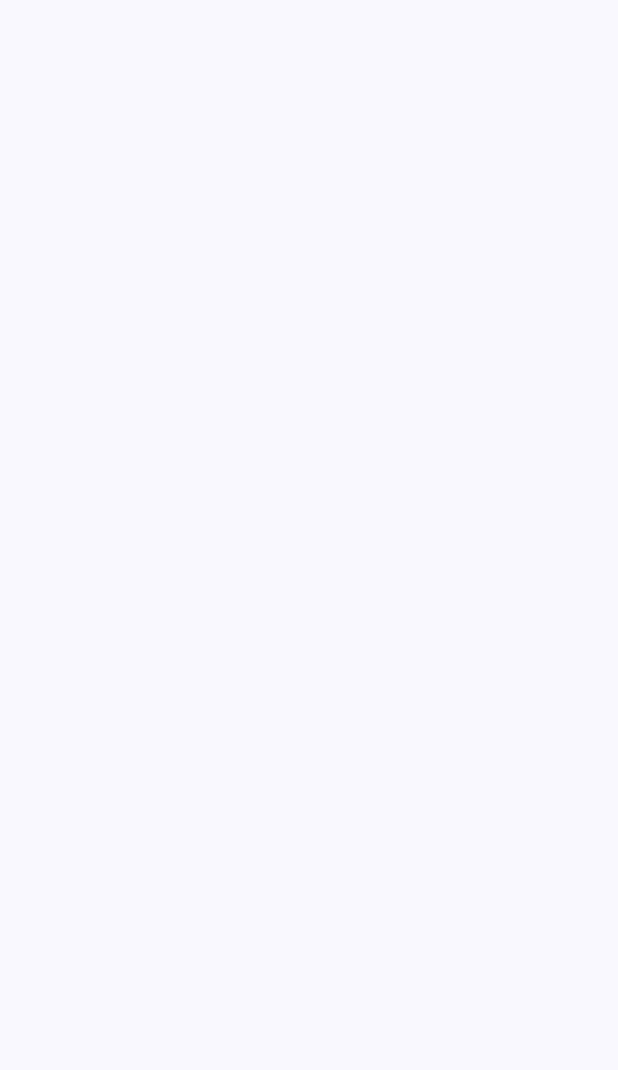
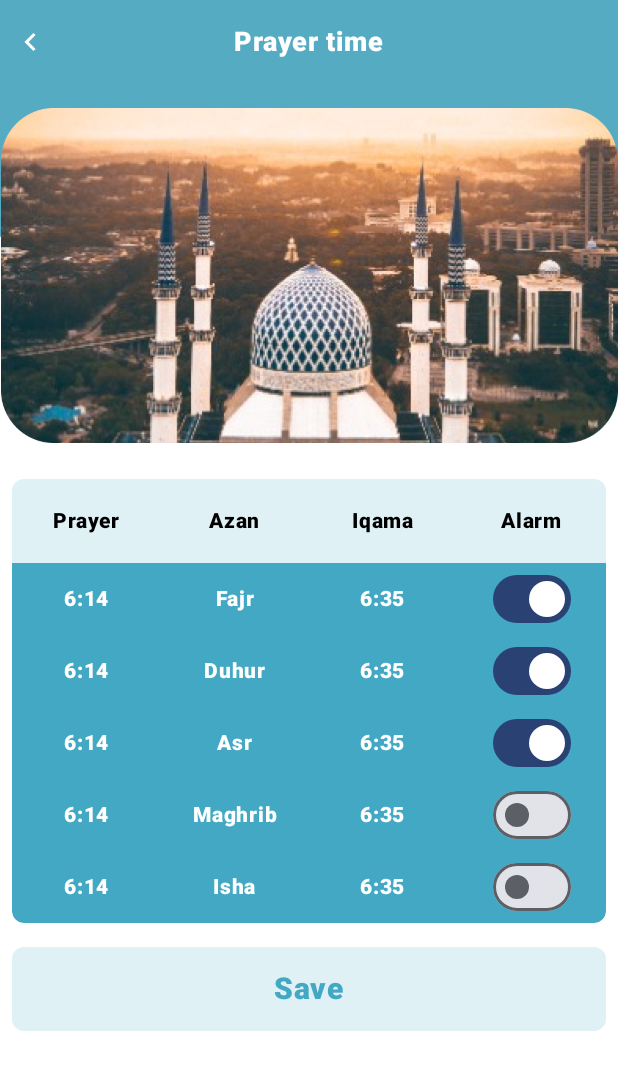
Before and after one commit to hamzasdsol/athkars, an Android app built with Jetpack Compose: the EditPrayerScreen screen opened through its navigation route, on a phone screen of 412 x 824 dp. Before the commit the part shown is empty. Shown: the top 1070 px of the screen. Run offline under Robolectric (Android 15) with nearby library versions, the phone set to English and light mode, and no system bars; our stand-ins replace Dagger/Hilt's generated code.

Commit message:
Edit prayer ui completed

```diff
--- a/app/src/main/java/com/app/athkar/core/navigation/AppNavigation.kt
+++ b/app/src/main/java/com/app/athkar/core/navigation/AppNavigation.kt
@@ -13,13 +13,23 @@ import com.app.athkar.home.presentation.HomeState
 @Composable
 fun AppNavigation() {
     val navController = rememberNavController()
-    NavHost(navController = navController, startDestination = "home") {
-        composable("home") {
-            HomeScreen(state = HomeState())
+    NavHost(navController = navController, startDestination = ScreenSoute.HOME) {
+        composable(ScreenSoute.HOME) {
+            HomeScreen(state = HomeState(), navigateTo = {
+                navController.navigate(it)
+            })
         }
 
-        composable("edit_prayer") {
-            EditPrayerScreen(state = EditPrayerState())
+        composable(ScreenSoute.EDIT_PRAYER) {
+            EditPrayerScreen(state = EditPrayerState()) {
+                navController.navigateUp()
+            }
         }
     }
 }
+
+
+object ScreenSoute {
+    const val HOME = "home"
+    const val EDIT_PRAYER = "edit_prayer"
+}
--- /dev/null
+++ b/app/src/main/java/com/app/athkar/core/ui/AppToolbar.kt
@@ -0,0 +1,60 @@
+package com.app.athkar.core.ui
+
+import androidx.compose.foundation.layout.Arrangement
+import androidx.compose.foundation.layout.Box
+import androidx.compose.foundation.layout.Row
+import androidx.compose.foundation.layout.fillMaxWidth
+import androidx.compose.foundation.layout.padding
+import androidx.compose.material3.Icon
+import androidx.compose.material3.Text
+import androidx.compose.runtime.Composable
+import androidx.compose.ui.Alignment
+import androidx.compose.ui.Modifier
+import androidx.compose.ui.graphics.Color
+import androidx.compose.ui.res.painterResource
+import androidx.compose.ui.text.font.FontWeight
+import androidx.compose.ui.tooling.preview.Preview
+import androidx.compose.ui.unit.dp
+import androidx.compose.ui.unit.sp
+import com.app.athkar.R
+import com.app.athkar.ui.theme.AthkarTheme
+
+@Composable
+fun AppToolbar(
+    title: String,
+    leftIcon: @Composable () -> Unit = {},
+    rightIcon: @Composable () -> Unit = {}
+) {
+    Box(
+        modifier = Modifier
+            .fillMaxWidth()
+            .padding(16.dp),
+        contentAlignment = Alignment.CenterStart
+    ) {
+        leftIcon()
+        Text(
+            modifier = Modifier.align(Alignment.Center),
+            text = title,
+            color = Color.White,
+            fontSize = 18.sp,
+            fontWeight = FontWeight.W800
+        )
+    }
+}
+
+@Preview
+@Composable
+private fun AppToolbarPreview() {
+    AthkarTheme {
+        AppToolbar(
+            title = "App toolbar title",
+            leftIcon = {
+                Icon(
+                    painter = painterResource(id = R.drawable.ic_back),
+                    tint = Color.White,
+                    contentDescription = "back"
+                )
+            }
+        )
+    }
+}
--- a/app/src/main/java/com/app/athkar/edit_prayer/presentation/EditPrayerScreen.kt
+++ b/app/src/main/java/com/app/athkar/edit_prayer/presentation/EditPrayerScreen.kt
@@ -1,11 +1,110 @@
 package com.app.athkar.edit_prayer.presentation
 
+import android.widget.Toolbar
+import androidx.compose.foundation.Image
+import androidx.compose.foundation.background
+import androidx.compose.foundation.clickable
+import androidx.compose.foundation.layout.Arrangement
+import androidx.compose.foundation.layout.Box
+import androidx.compose.foundation.layout.Column
+import androidx.compose.foundation.layout.fillMaxSize
+import androidx.compose.foundation.layout.fillMaxWidth
+import androidx.compose.foundation.layout.padding
+import androidx.compose.foundation.shape.RoundedCornerShape
+import androidx.compose.material3.Button
+import androidx.compose.material3.Icon
+import androidx.compose.material3.Text
 import androidx.compose.runtime.Composable
+import androidx.compose.ui.Alignment
+import androidx.compose.ui.Modifier
+import androidx.compose.ui.draw.clip
+import androidx.compose.ui.graphics.Color
+import androidx.compose.ui.res.painterResource
+import androidx.compose.ui.text.font.FontWeight
+import androidx.compose.ui.tooling.preview.Preview
+import androidx.compose.ui.unit.dp
+import androidx.compose.ui.unit.sp
+import com.app.athkar.R
+import com.app.athkar.core.ui.AppToolbar
+import com.app.athkar.ui.theme.AthkarTheme
+import com.app.athkar.ui.theme.ButtonBackground
+import com.app.athkar.ui.theme.PopupBackground
 
 @Composable
 fun EditPrayerScreen(
     state: EditPrayerState,
-    onEvent: (EditPrayerViewModelEvent) -> Unit = {}
+    onEvent: (EditPrayerViewModelEvent) -> Unit = {},
+    navigateUp: () -> Unit = {}
 ) {
+    Box(
+        modifier =
+        Modifier
+            .fillMaxSize()
+            .background(Color.White)
+    ) {
+        Image(
+            painter = painterResource(id = R.drawable.bg_edit_prayer),
+            contentDescription = "background"
+        )
 
+        Column(
+            verticalArrangement = Arrangement.spacedBy(16.dp),
+            horizontalAlignment = Alignment.CenterHorizontally
+        ) {
+
+            AppToolbar(
+                title = "Prayer time",
+                leftIcon = {
+                    Icon(
+                        modifier = Modifier.clickable {
+                            navigateUp()
+                        },
+                        painter = painterResource(id = R.drawable.ic_back),
+                        tint = Color.White,
+                        contentDescription = "back icon"
+                    )
+                }
+            )
+
+
+            Box(modifier = Modifier.clip(RoundedCornerShape(8.dp))) {
+                Image(
+                    painter = painterResource(id = R.drawable.blue_mosque),
+                    contentDescription = "mosque"
+                )
+            }
+
+            Column(
+                modifier = Modifier.padding(8.dp),
+                verticalArrangement = Arrangement.spacedBy(16.dp),
+            ) {
+                PrayersDetails(list)
+
+                Box(
+                    modifier = Modifier
+                        .clickable { navigateUp() }
+                        .fillMaxWidth()
+                        .clip(RoundedCornerShape(8.dp))
+                        .background(ButtonBackground)
+                        .padding(16.dp),
+                    contentAlignment = Alignment.Center
+                ) {
+                    Text(
+                        text = "Save",
+                        color = PopupBackground,
+                        fontSize = 20.sp,
+                        fontWeight = FontWeight.W800
+                    )
+                }
+            }
+        }
+    }
 }
+
+@Preview
+@Composable
+private fun EditPrayerScreenPreview() {
+    AthkarTheme {
+        EditPrayerScreen(state = EditPrayerState())
+    }
+}
--- a/app/src/main/java/com/app/athkar/edit_prayer/presentation/EditPrayerState.kt
+++ b/app/src/main/java/com/app/athkar/edit_prayer/presentation/EditPrayerState.kt
@@ -10,3 +10,12 @@ data class Prayer(
     val iqamaTime: String,
     val isAlarmEnabled: Boolean,
 )
+
+
+val list = listOf(
+    Prayer("Fajr", "6:14", "6:35", true),
+    Prayer("Duhur", "6:14", "6:35", true),
+    Prayer("Asr", "6:14", "6:35", true),
+    Prayer("Maghrib", "6:14", "6:35", false),
+    Prayer("Isha", "6:14", "6:35", false),
+)
--- /dev/null
+++ b/app/src/main/java/com/app/athkar/edit_prayer/presentation/PrayersDetails.kt
@@ -0,0 +1,104 @@
+package com.app.athkar.edit_prayer.presentation
+
+import androidx.compose.foundation.background
+import androidx.compose.foundation.layout.Arrangement
+import androidx.compose.foundation.layout.Column
+import androidx.compose.foundation.layout.Row
+import androidx.compose.foundation.layout.fillMaxWidth
+import androidx.compose.foundation.layout.padding
+import androidx.compose.foundation.layout.widthIn
+import androidx.compose.foundation.layout.wrapContentHeight
+import androidx.compose.foundation.lazy.LazyColumn
+import androidx.compose.foundation.lazy.items
+import androidx.compose.foundation.shape.RoundedCornerShape
+import androidx.compose.material3.Text
+import androidx.compose.runtime.Composable
+import androidx.compose.ui.Alignment
+import androidx.compose.ui.Modifier
+import androidx.compose.ui.draw.clip
+import androidx.compose.ui.graphics.Color
+import androidx.compose.ui.text.font.FontWeight
+import androidx.compose.ui.text.style.TextAlign
+import androidx.compose.ui.tooling.preview.Preview
+import androidx.compose.ui.unit.dp
+import androidx.compose.ui.unit.sp
+import com.app.athkar.edit_prayer.presentation.composables.PrayerDetailItem
+import com.app.athkar.ui.theme.AthkarTheme
+import com.app.athkar.ui.theme.ButtonBackground
+import com.app.athkar.ui.theme.PopupBackground
+
+@Composable
+fun PrayersDetails(
+    list: List<Prayer> = emptyList()
+) {
+    Column(
+        modifier = Modifier
+            .fillMaxWidth()
+            .clip(RoundedCornerShape(8.dp))
+            .background(ButtonBackground),
+        horizontalAlignment = Alignment.CenterHorizontally
+    ) {
+        Row(
+            modifier = Modifier
+                .padding(top = 16.dp, bottom = 16.dp),
+            verticalAlignment = Alignment.CenterVertically
+        ) {
+            Text(
+                modifier = Modifier.weight(1.0f),
+                text = "Prayer",
+                textAlign = TextAlign.Center,
+                color = Color.Black,
+                fontWeight = FontWeight.W800,
+                fontSize = 14.sp
+            )
+            Text(
+                modifier = Modifier.weight(1.0f),
+                text = "Azan",
+                textAlign = TextAlign.Center,
+                color = Color.Black,
+                fontWeight = FontWeight.W800,
+                fontSize = 14.sp
+            )
+            Text(
+                modifier = Modifier.weight(1.0f),
+                text = "Iqama",
+                textAlign = TextAlign.Center,
+                color = Color.Black,
+                fontWeight = FontWeight.W800,
+                fontSize = 14.sp
+            )
+            Text(
+                modifier = Modifier.weight(1.0f),
+                text = "Alarm",
+                textAlign = TextAlign.Center,
+                color = Color.Black,
+                fontWeight = FontWeight.W800,
+                fontSize = 14.sp
+            )
+        }
+        Column(
+            modifier = Modifier
+                .fillMaxWidth()
+                .clip(
+                    RoundedCornerShape(bottomEnd = 8.dp, bottomStart = 8.dp)
+                )
+                .background(PopupBackground),
+            horizontalAlignment = Alignment.CenterHorizontally
+        ) {
+            LazyColumn {
+                items(list) {
+                    PrayerDetailItem(prayer = it)
+                }
+            }
+        }
+    }
+}
+
+
+@Preview
+@Composable
+private fun PrayersDetailsPreview() {
+    AthkarTheme {
+        PrayersDetails(list)
+    }
+}
--- /dev/null
+++ b/app/src/main/java/com/app/athkar/edit_prayer/presentation/composables/PrayerDetailItem.kt
@@ -0,0 +1,69 @@
+package com.app.athkar.edit_prayer.presentation.composables
+
+import androidx.compose.foundation.layout.Box
+import androidx.compose.foundation.layout.Row
+import androidx.compose.foundation.layout.fillMaxWidth
+import androidx.compose.material3.Switch
+import androidx.compose.material3.Text
+import androidx.compose.runtime.Composable
+import androidx.compose.ui.Alignment
+import androidx.compose.ui.Modifier
+import androidx.compose.ui.graphics.Color
+import androidx.compose.ui.text.font.FontWeight
+import androidx.compose.ui.text.style.TextAlign
+import androidx.compose.ui.tooling.preview.Preview
+import androidx.compose.ui.unit.sp
+import com.app.athkar.edit_prayer.presentation.Prayer
+import com.app.athkar.ui.theme.AthkarTheme
+
+@Composable
+fun PrayerDetailItem(
+    prayer: Prayer,
+    switchPrayerAlarm: () -> Unit = {}
+) {
+    Row(
+        modifier = Modifier
+            .fillMaxWidth(),
+        verticalAlignment = Alignment.CenterVertically
+    ) {
+        Text(
+            modifier = Modifier.weight(1f),
+            textAlign = TextAlign.Center,
+            text = prayer.prayerTime,
+            color = Color.White,
+            fontWeight = FontWeight.W800,
+            fontSize = 14.sp
+        )
+        Text(
+            modifier = Modifier.weight(1f),
+            textAlign = TextAlign.Center,
+            text = prayer.name,
+            color = Color.White,
+            fontWeight = FontWeight.W800,
+            fontSize = 14.sp
+        )
+        Text(
+            modifier = Modifier.weight(1f),
+            textAlign = TextAlign.Center,
+            text = prayer.iqamaTime,
+            color = Color.White,
+            fontWeight = FontWeight.W800,
+            fontSize = 14.sp
+        )
+        Box(modifier = Modifier.weight(1f), contentAlignment = Alignment.Center) {
+            Switch(checked = prayer.isAlarmEnabled, onCheckedChange = { switchPrayerAlarm() })
+        }
+    }
+}
+
+
+@Preview
+@Composable
+private fun PrayerDetailItemPreview() {
+    val prayer = Prayer(
+        "Fajr", "4:15", "5:15", true
+    )
+    AthkarTheme {
+        PrayerDetailItem(prayer)
+    }
+}
--- a/app/src/main/java/com/app/athkar/home/presentation/HomeScreen.kt
+++ b/app/src/main/java/com/app/athkar/home/presentation/HomeScreen.kt
@@ -35,6 +35,7 @@ import androidx.compose.ui.tooling.preview.Preview
 import androidx.compose.ui.unit.dp
 import androidx.compose.ui.unit.sp
 import com.app.athkar.R
+import com.app.athkar.core.navigation.ScreenSoute
 import com.app.athkar.home.presentation.composables.AllPrayers
 import com.app.athkar.home.presentation.composables.CurrentPrayerDetails
 import com.app.athkar.home.presentation.composables.SelectCityDropDown
@@ -47,7 +48,8 @@ import com.app.athkar.ui.theme.PopupBackground
 @Composable
 fun HomeScreen(
     state: HomeState,
-    onEvent: (HomeViewModelEvent) -> Unit = {}
+    onEvent: (HomeViewModelEvent) -> Unit = {},
+    navigateTo: (String) -> Unit = {}
 ) {
 
     val showDialog = remember { mutableStateOf(state.isFirstTime) }
@@ -90,7 +92,7 @@ fun HomeScreen(
 
             Spacer(modifier = Modifier.height(32.dp))
 
-            AllPrayers(list = list)
+            AllPrayers(list = list, navigate = { navigateTo(ScreenSoute.EDIT_PRAYER) })
 
             Spacer(modifier = Modifier.height(32.dp))
 
--- a/app/src/main/java/com/app/athkar/home/presentation/composables/AllPrayers.kt
+++ b/app/src/main/java/com/app/athkar/home/presentation/composables/AllPrayers.kt
@@ -3,6 +3,7 @@ package com.app.athkar.home.presentation.composables
 import androidx.compose.foundation.BorderStroke
 import androidx.compose.foundation.Image
 import androidx.compose.foundation.background
+import androidx.compose.foundation.clickable
 import androidx.compose.foundation.layout.Arrangement
 import androidx.compose.foundation.layout.Box
 import androidx.compose.foundation.layout.Column
@@ -28,7 +29,8 @@ import com.app.athkar.ui.theme.CardBackground
 
 @Composable
 fun AllPrayers(
-    list: List<PrayerItem>
+    list: List<PrayerItem>,
+    navigate: () -> Unit = {}
 ) {
     Card(
         modifier = Modifier
@@ -53,7 +55,7 @@ fun AllPrayers(
             }
 
             Image(
-                modifier = Modifier.align(Alignment.TopEnd),
+                modifier = Modifier.align(Alignment.TopEnd).clickable { navigate() },
                 painter = painterResource(id = R.drawable.ic_edit), contentDescription = "Edit"
             )
         }
--- /dev/null
+++ b/app/src/main/res/drawable/ic_back.xml
@@ -0,0 +1,9 @@
+<vector xmlns:android="http://schemas.android.com/apk/res/android"
+    android:width="8dp"
+    android:height="12dp"
+    android:viewportWidth="8"
+    android:viewportHeight="12">
+  <path
+      android:pathData="M0.288,6L6.298,12.01L7.712,10.596L3.112,5.996L7.712,1.396L6.298,-0.01L0.288,6Z"
+      android:fillColor="#ffffff"/>
+</vector>
```
Also changed, not shown: app/src/main/res/drawable/bg_edit_prayer.png (added), app/src/main/res/drawable/blue_mosque.png (added).
